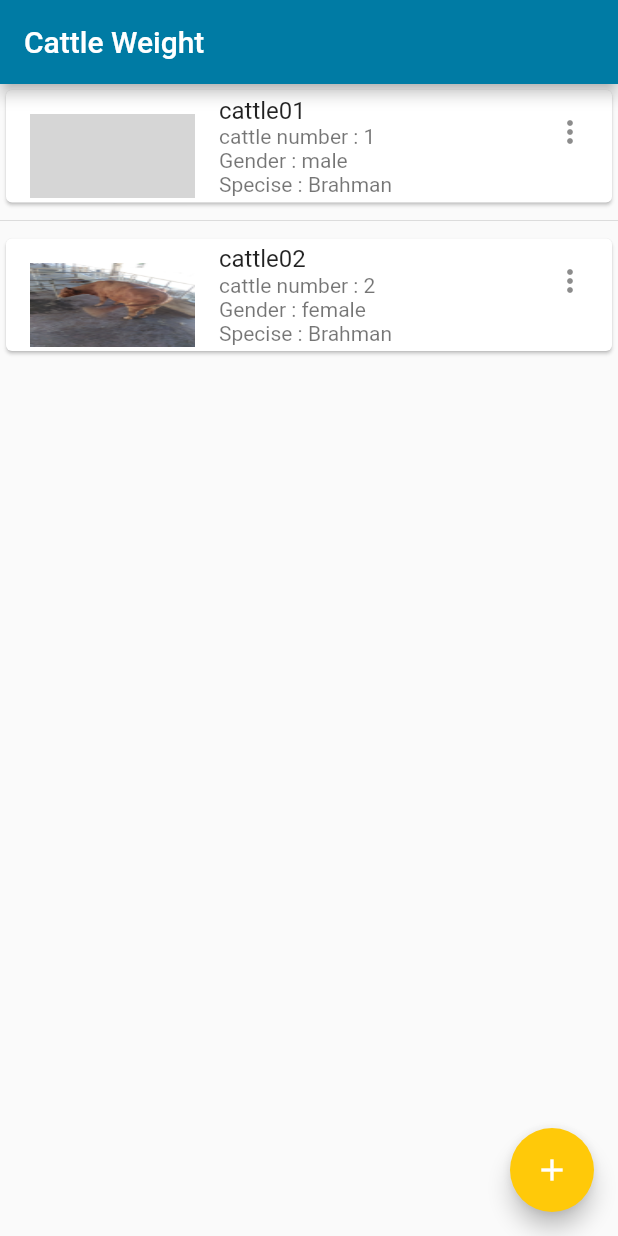
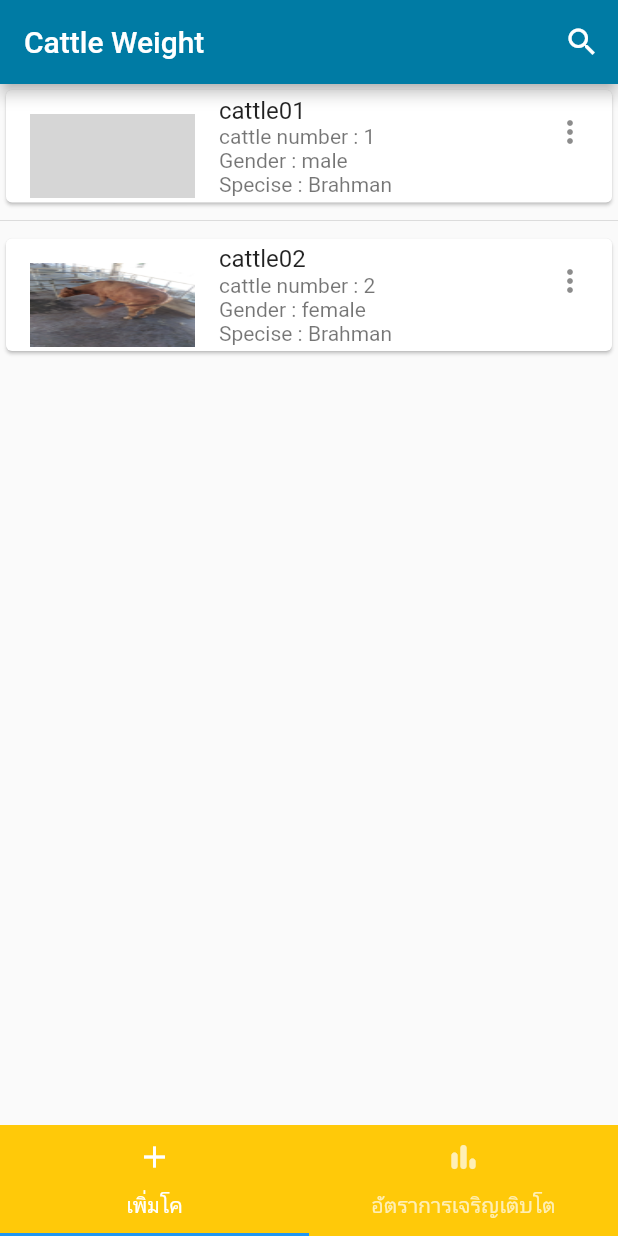
Before and after one commit to tawatchai7034/CattleWeight, a Flutter app: the screen it shows after launch, on a phone screen of 412 x 824 dp. Run offline on Flutter 3.47's test engine with Material 2 defaults, Android fonts, the light colour scheme and no system bars; missing offline and left inert: dart:html; grey boxes are pictures that could not be loaded.

Commit message:
tapbar_view and search not completed

```diff
--- a/lib/Screens/HomePage.dart
+++ b/lib/Screens/HomePage.dart
@@ -1,9 +1,11 @@
+import 'package:cattle_weight/Screens/Search.dart';
 import 'package:flutter/material.dart';
 import 'ProfileBox.dart';
 import 'package:cattle_weight/DataBase/ProfileDB.dart';
 import 'package:cattle_weight/convetHex.dart';
 import 'CattleBox.dart';
 
+  ConvertHex hex = new ConvertHex();
 class MyHomePage extends StatefulWidget {
   MyHomePage({Key? key, required this.title}) : super(key: key);
 
@@ -14,17 +16,28 @@ class MyHomePage extends StatefulWidget {
 }
 
 class _MyHomePageState extends State<MyHomePage> {
-  ConvertHex hex = new ConvertHex();
+
+
   List<ProfileDB> profile = [
     ProfileDB(01, "cattle01", "male", "Brahman", "assets/images/cattle01.jpg"),
-    ProfileDB(02, "cattle02", "female", "Brahman", "assets/images/cattle02.jpg"),
+    ProfileDB(
+        02, "cattle02", "female", "Brahman", "assets/images/cattle02.jpg"),
   ];
+
   @override
   Widget build(BuildContext context) {
+
     return Scaffold(
       appBar: AppBar(
         title: Text(widget.title),
         backgroundColor: Color(hex.hexColor("#007BA4")),
+        // search icon
+        actions: [
+          IconButton(onPressed: (){
+            // รอ ฟังชันก์
+            // showSearch(context: context,delegate: Search());
+          }, icon: Icon(Icons.search))
+        ],
       ),
       body: ListView.separated(
           itemBuilder: (BuildContext context, int index) {
@@ -40,12 +53,46 @@ class _MyHomePageState extends State<MyHomePage> {
           separatorBuilder: (BuildContext context, int index) =>
               const Divider(),
           itemCount: profile.length),
-      floatingActionButton: FloatingActionButton(
-        backgroundColor: Color(hex.hexColor("#FFC909")),
-        onPressed: () {},
-        tooltip: 'Increment',
-        child: Icon(Icons.add),
-      ),
     );
   }
 }
+
+class TapbarView extends StatefulWidget {
+  const TapbarView({ Key? key }) : super(key: key);
+
+  @override
+  _TapbarViewState createState() => _TapbarViewState();
+}
+
+class _TapbarViewState extends State<TapbarView> {
+  @override
+  Widget build(BuildContext context) {
+    return DefaultTabController(
+        ///จำนวนเมนู
+        length: 2,
+        child: Scaffold(
+          backgroundColor: Color(hex.hexColor('#FFC909')),
+
+          ///กำหนดให้แต่ละ tapBar แสดงอะไร
+          body: TabBarView(
+            children: [
+              // หน้าแอปที่ต้องการให้ทำงานเมื่อกดเมนู
+              MyHomePage(title: "Cattle Weight"),
+              MyHomePage(title: "Cattle Weight")
+            ],
+          ),
+          bottomNavigationBar: TabBar(
+            tabs: [
+              Tab(
+                icon: Icon(Icons.add),
+                text:"เพิ่มโค",
+              ),
+              Tab(
+                 icon: Icon(Icons.bar_chart_rounded),
+               text: "อัตราการเจริญเติบโต")
+            ],
+          ),
+        ),
+      );
+  }
+}
--- /dev/null
+++ b/lib/Screens/Search.dart
@@ -0,0 +1,44 @@
+import 'dart:html';
+
+import 'package:flutter/material.dart';
+
+import 'package:flutter/material.dart';
+
+class Search extends SearchDelegate<String> {
+  @override
+  List<Widget> buildActions(BuildContext context) {
+    // TODO: การทำงานเมื่อกด Search icon
+    return [
+      IconButton(
+          onPressed: () {
+            query = "";
+          },
+          icon: Icon(Icons.close))
+    ];
+  }
+
+  @override
+  Widget buildLeading(BuildContext context) {
+    // TODO: implement buildLeading
+    return IconButton(
+        onPressed: () {
+          Navigator.pop(context);
+        },
+        icon: Icon(Icons.arrow_back));
+  }
+
+  late String selectResult;
+  @override
+  Widget buildResults(BuildContext context) {
+    // TODO: implement buildResults
+    return Container(
+      child: Center(child: Text(selectResult)),
+    );
+  }
+
+  @override
+  Widget buildSuggestions(BuildContext context) {
+    // TODO: แสดงการทำงานตาม function ต่อไปนี้
+    throw UnimplementedError();
+  }
+}
--- a/lib/main.dart
+++ b/lib/main.dart
@@ -1,19 +1,22 @@
 import 'package:flutter/material.dart';
 import 'Screens/HomePage.dart';
+import 'convetHex.dart';
+
+ConvertHex hex = new ConvertHex();
 void main() {
   runApp(MyApp());
 }
 
 class MyApp extends StatelessWidget {
+
   @override
   Widget build(BuildContext context) {
     return MaterialApp(
       title: 'Flutter Demo',
       theme: ThemeData(
-
         primarySwatch: Colors.blue,
       ),
-      home: MyHomePage(title: 'Cattle Weight'),
+      home: TapbarView()
     );
   }
 }
--- a/pubspec.yaml
+++ b/pubspec.yaml
@@ -29,6 +29,11 @@ dependencies:
   # Use with the CupertinoIcons class for iOS style icons.
   cupertino_icons: ^1.0.2
   intl: ^0.17.0
+  provider: ^5.0.0
+  sembast: ^2.4.8+1
+  path_provider: ^1.6.27
+  path: ^1.7.0
+  sqflite: ^2.0.0+3
 
 dev_dependencies:
   flutter_test:
```
Also changed, not shown: pubspec.lock.
